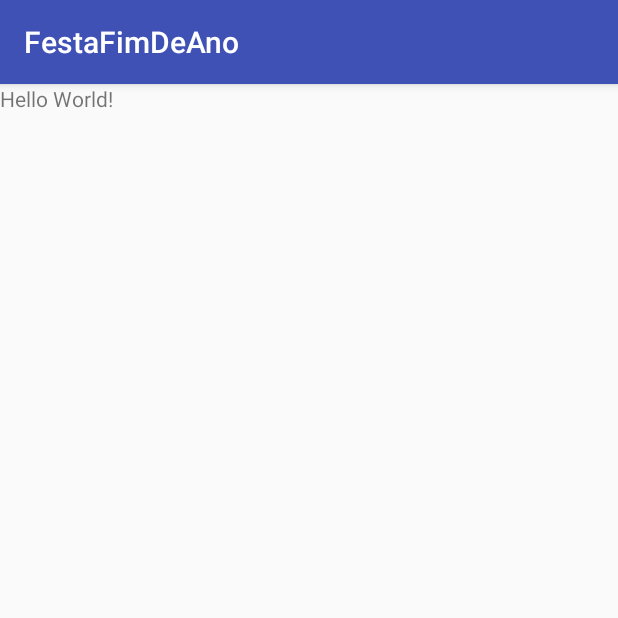
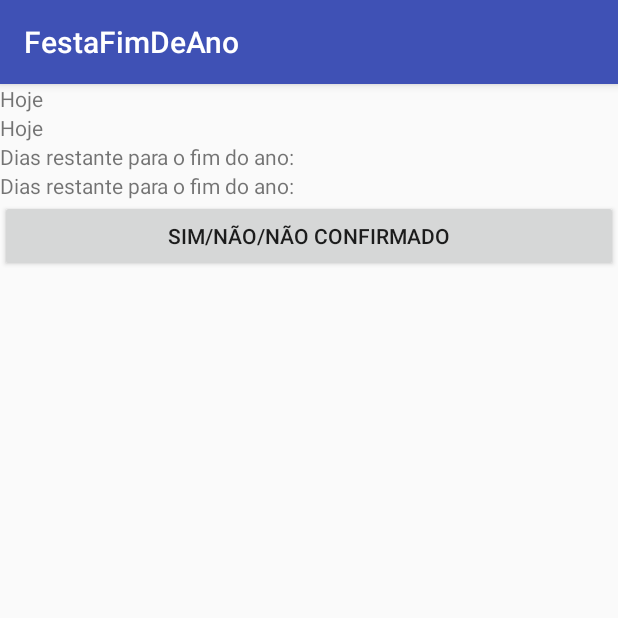
Before and after one commit to cesar-ferreira/Android-FestaFimDeAno, an Android app: the screen it shows after launch (MainActivity), on a phone screen of 412 x 824 dp, the top half of it. Run offline under Robolectric (Android 15) with nearby library versions, the phone set to English and light mode, and no system bars.

```diff
--- a/app/src/main/java/com/example/cesar/festafimdeano/MainActivity.java
+++ b/app/src/main/java/com/example/cesar/festafimdeano/MainActivity.java
@@ -1,13 +1,46 @@
 package com.example.cesar.festafimdeano;
 
+import android.content.Intent;
 import android.support.v7.app.AppCompatActivity;
 import android.os.Bundle;
+import android.view.View;
+import android.widget.Button;
+import android.widget.TextView;
 
-public class MainActivity extends AppCompatActivity {
+public class MainActivity extends AppCompatActivity implements View.OnClickListener{
+
+    ViewHolder mViewHolder = new ViewHolder();
 
     @Override
     protected void onCreate(Bundle savedInstanceState) {
         super.onCreate(savedInstanceState);
         setContentView(R.layout.activity_main);
+
+        this.mViewHolder.textToday = findViewById(R.id.text_today);
+        this.mViewHolder.textDaysLeft = findViewById(R.id.text_days_left);
+        this.mViewHolder.buttonConfirm = findViewById(R.id.button_confirm);
+
+        this.mViewHolder.buttonConfirm.setOnClickListener(this);
+    }
+
+    @Override
+    public void onClick(View view) {
+
+        int id = view.getId();
+
+        if(id == R.id.button_confirm){
+
+            Intent intent = new Intent(this, DetailsActivity.class);
+            startActivity(intent);
+
+        }
+    }
+
+    private static class ViewHolder{
+
+        TextView textToday;
+        TextView textDaysLeft;
+        Button buttonConfirm;
+
     }
 }
--- a/app/src/main/res/layout/activity_main.xml
+++ b/app/src/main/res/layout/activity_main.xml
@@ -3,12 +3,36 @@
     xmlns:app="http://schemas.android.com/apk/res-auto"
     xmlns:tools="http://schemas.android.com/tools"
     android:layout_width="match_parent"
+    android:orientation="vertical"
     android:layout_height="match_parent"
     tools:context="com.example.cesar.festafimdeano.MainActivity">
 
     <TextView
         android:layout_width="wrap_content"
         android:layout_height="wrap_content"
-        android:text="Hello World!"/>
+        android:text="@string/hoje"/>
+
+    <TextView
+        android:id="@+id/text_today"
+        android:layout_width="wrap_content"
+        android:layout_height="wrap_content"
+        android:text="@string/hoje"/>
+
+    <TextView
+        android:layout_width="wrap_content"
+        android:layout_height="wrap_content"
+        android:text="@string/dias_restante_para_fim_do_ano"/>
+
+    <TextView
+        android:id="@+id/text_days_left"
+        android:layout_width="wrap_content"
+        android:layout_height="wrap_content"
+        android:text="@string/dias_restante_para_fim_do_ano"/>
+
+    <Button
+        android:id="@+id/button_confirm"
+        android:layout_width="match_parent"
+        android:layout_height="wrap_content"
+        android:text="Sim/Não/Não confirmado"/>
 
 </LinearLayout>
--- a/app/src/main/res/values/strings.xml
+++ b/app/src/main/res/values/strings.xml
@@ -1,3 +1,6 @@
 <resources>
     <string name="app_name">FestaFimDeAno</string>
+    <string name="hoje">Hoje</string>
+    <string name="dias_restante_para_fim_do_ano">Dias restante para o fim do ano:</string>
+    <string name="voc_vai_participar">Você vai participar?</string>
 </resources>
```
Also changed, not shown: app/src/main/java/com/example/cesar/festafimdeano/util/SecurityPreferences.java (added, +25 -0 lines), app/src/main/res/layout/activity_details.xml (+14 -2 lines).
